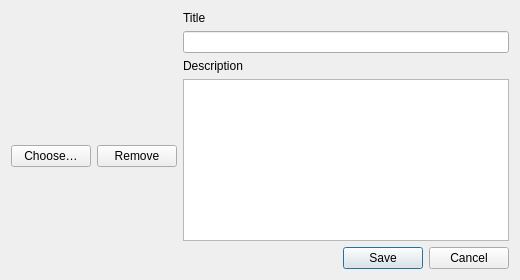
Above: ui/playlist_edit.ui from music-hive-dev/MusicHive before the change. Below: the same form after it.
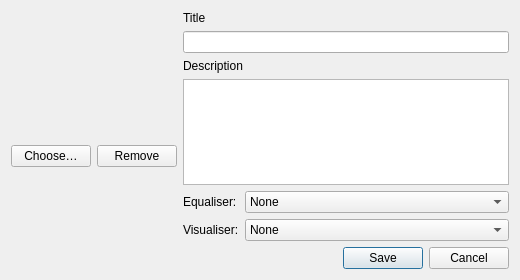
That is the form after the change. Icons and pictures are not drawn.

Commit message: per-song and playlist presets, visualiser presets and custom flags, raised version to 1.4.0

Patch:
```diff
--- a/ui/playlist_edit.ui
+++ b/ui/playlist_edit.ui
@@ -121,6 +121,54 @@
          </property>
         </widget>
        </item>
+       <item>
+        <layout class="QFormLayout" name="playlistEditPresetsForm">
+         <item row="0" column="0">
+          <widget class="QLabel" name="playlistEditEqualiserLabel">
+           <property name="text">
+            <string>Equaliser:</string>
+           </property>
+           <property name="buddy">
+            <cstring>playlistEditEqualiser</cstring>
+           </property>
+          </widget>
+         </item>
+         <item row="0" column="1">
+          <widget class="QComboBox" name="playlistEditEqualiser">
+           <property name="toolTip">
+            <string>The equaliser preset used while this playlist plays. A song with its own preset that overrides playlists keeps its own.</string>
+           </property>
+           <item>
+            <property name="text">
+             <string>None</string>
+            </property>
+           </item>
+          </widget>
+         </item>
+         <item row="1" column="0">
+          <widget class="QLabel" name="playlistEditVisualiserLabel">
+           <property name="text">
+            <string>Visualiser:</string>
+           </property>
+           <property name="buddy">
+            <cstring>playlistEditVisualiser</cstring>
+           </property>
+          </widget>
+         </item>
+         <item row="1" column="1">
+          <widget class="QComboBox" name="playlistEditVisualiser">
+           <property name="toolTip">
+            <string>The visualiser preset used while this playlist plays. Presets are saved in Settings, Now Playing.</string>
+           </property>
+           <item>
+            <property name="text">
+             <string>None</string>
+            </property>
+           </item>
+          </widget>
+         </item>
+        </layout>
+       </item>
       </layout>
      </item>
     </layout>
```
The commit also changes 43 other files.
